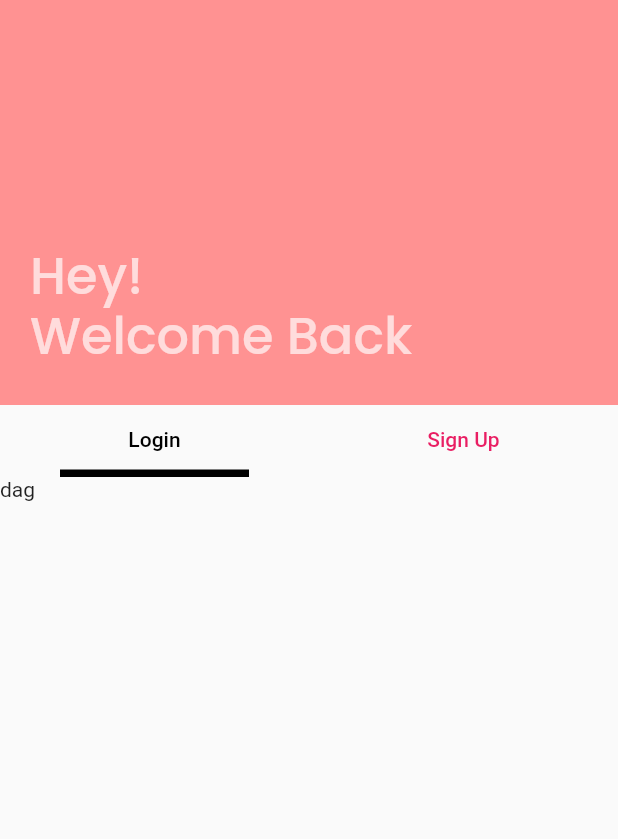
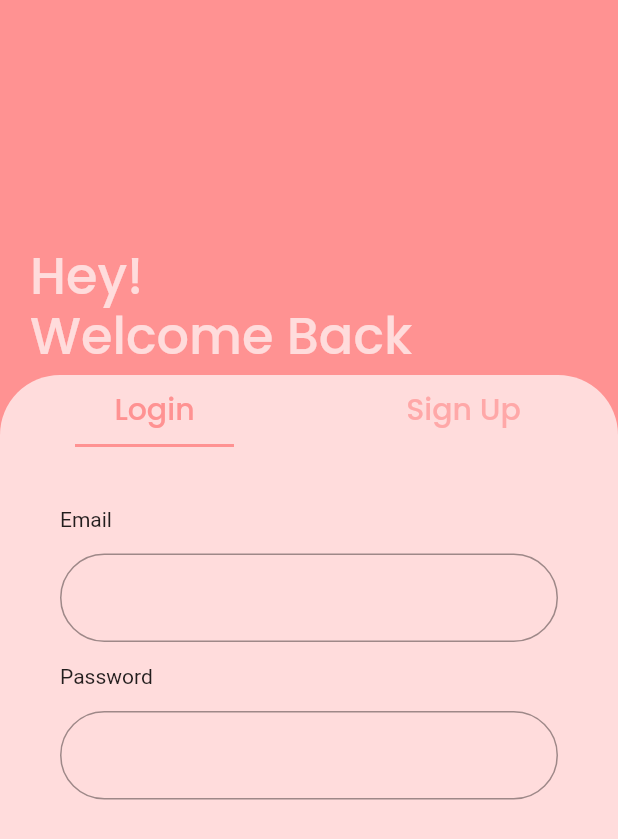
Before and after one commit to imransaglam/bmi_firebase, a Flutter app: the screen it shows after launch, on a phone screen of 412 x 824 dp. Shown: the top 839 px of the screen. Run offline on Flutter 3.47's test engine with Material 2 defaults, Android fonts, the phone set to English and light mode, and no system bars; our stand-ins replace get.

Commit message:
second commit

```diff
--- a/lib/app/ui/pages/login_page/login_page.dart
+++ b/lib/app/ui/pages/login_page/login_page.dart
@@ -23,18 +23,20 @@ class LoginPage extends GetView<LoginController> {
              ],
            ),
 
-           Padding(
-             padding: const EdgeInsets.only(top:20),
-             child: Container(
-              height:MediaQuery.of(context).size.height,
-              width: MediaQuery.of(context).size.width,
-              decoration: BoxDecoration(
-                borderRadius: BorderRadius.horizontal(left:Radius.circular(40),right: Radius.circular(40)),
-              color: Color(0xffFFB4B4)
-              ),
-            child: CustomTabBarWidget(),
-           ),
-           ),
+          //  Padding(
+          //    padding: const EdgeInsets.only(top:20),
+          //    child: Container(
+          //     height:MediaQuery.of(context).size.height,
+          //     width: MediaQuery.of(context).size.width,
+          //     decoration: BoxDecoration(
+          //       borderRadius: BorderRadius.horizontal(left:Radius.circular(40),right: Radius.circular(40)),
+          //     color: Color(0xffFFB4B4)
+          //     ),
+          //   child: CustomTabBarWidget(),
+          //  ),
+          //  ),
+
+           CustomTabBarWidget()
 
           ],
         ),
--- a/lib/widget/custom_tabBar_widget.dart
+++ b/lib/widget/custom_tabBar_widget.dart
@@ -15,24 +15,30 @@ class _CustomTabBarWidgetState extends State<CustomTabBarWidget> with TickerProv
   Widget build(BuildContext context) {
 
    TabController _tabController=TabController(length: 2,vsync: this);
-    return Scaffold(
-      body: Column(
+    return
+       Container(
+          height:MediaQuery.of(context).size.height,
+              width: MediaQuery.of(context).size.width,
+              decoration: BoxDecoration(
+                borderRadius: BorderRadius.horizontal(left:Radius.circular(40),right: Radius.circular(40)),
+              color: Color(0xffFFDCDC)
+              ),
+        child: Column(
           children: [
             Container(
               child:  Align(
                 alignment: Alignment.center,
                 child: TabBar(
                   indicator: UnderlineTabIndicator(
-          borderSide: BorderSide(width: 5.0),
-          insets: EdgeInsets.symmetric(horizontal:40.0)
+            borderSide: BorderSide(width: 2.0,color: Color(0xffff9292)),
+            insets: EdgeInsets.symmetric(horizontal:50.0)
           ),
                   indicatorColor: Colors.amber,
-                labelColor: Colors.black,
-                unselectedLabelColor: Colors.pink,
+                  labelColor: Color(0xffff9292),
                   controller:_tabController ,
                   tabs: [
-                Tab(text: 'Login',),
-                Tab(text: 'Sign Up',)
+                  Tab(child: Text('Login',style:TextStyle(fontFamily: 'Poppins',fontSize:20,fontWeight: FontWeight.w600 ),),),
+                  Tab(child: Text('Sign Up',style:TextStyle(fontFamily: 'Poppins',fontSize:20,fontWeight: FontWeight.w600 ),),)
                 ]),
               ),
             ),
@@ -42,12 +48,44 @@ class _CustomTabBarWidgetState extends State<CustomTabBarWidget> with TickerProv
               child:  TabBarView(
                 controller:_tabController ,
                 children:[
-                Text("dag"),
-                Text("dafghsfhg"),
+                  Padding(
+                    padding: const EdgeInsets.symmetric(horizontal: 40,vertical: 40),
+                    child: Container(
+                      child: Column(
+                        crossAxisAlignment: CrossAxisAlignment.start,
+                      children: [
+                        Text("Email"),
+                        Padding(
+                          padding: const EdgeInsets.only(top:15,bottom:15),
+                          child: TextField(
+                            decoration: InputDecoration(
+                              border: OutlineInputBorder(
+                                borderRadius: BorderRadius.all(Radius.circular(60))
+                              )
+                            ),
+                          ),
+                        ),
+                          Text("Password"),
+                        Padding(
+                          padding: const EdgeInsets.only(top:15,bottom:15),
+                          child: TextField(
+                            decoration: InputDecoration(
+                              border: OutlineInputBorder(
+                                borderRadius: BorderRadius.all(Radius.circular(60))
+                              )
+                            ),
+                          ),
+                        )
+                      ],
+                    )
+                    ),
+                  ),
+                  Text("Password"),
                 ] ),
             )
           ],
         ),
       );
+
   }
 }
--- a/pubspec.yaml
+++ b/pubspec.yaml
@@ -19,7 +19,7 @@ publish_to: 'none' # Remove this line if you wish to publish to pub.dev
 version: 1.0.0+1
 
 environment:
-  sdk: '>=2.19.0-444.0.dev <3.0.0'
+  sdk: '2.18.5'
 
 # Dependencies specify other packages that your package needs in order to work.
 # To automatically upgrade your package dependencies to the latest versions
```
Also changed, not shown: pubspec.lock. Lines whose indentation alone changed are shown as unchanged.
